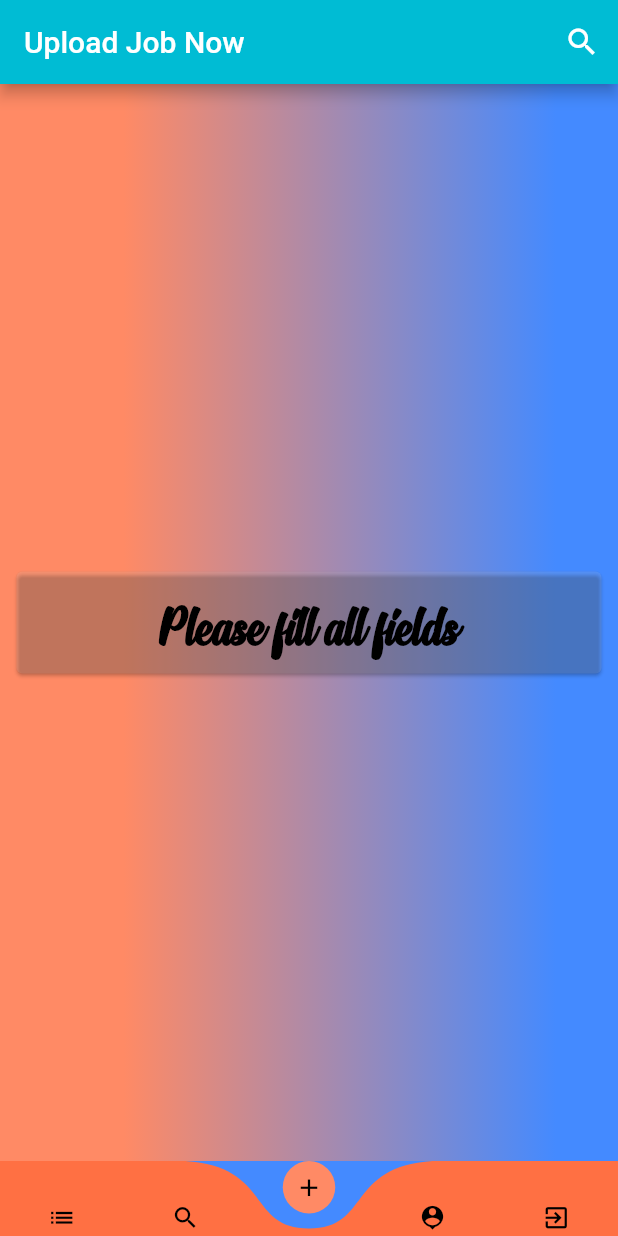
After one commit to NKloos/flutter, a Flutter app: the screen it shows once a user with an empty profile is signed in, item 3 of the bottom bar chosen, after a tap on the "search" icon, on a phone screen of 412 x 824 dp. The commit adds this screen. Run offline on Flutter 3.47's test engine with Material 2 defaults, Android fonts, the phone set to English and light mode, and no system bars; drawn by our look-alikes of curved_navigation_bar; our stand-ins replace cached_network_image, cloud_firestore, firebase_auth, firebase_core, firebase_storage, fluttertoast and 1 more; accounts and stored records are empty; network calls fail.

Commit message:
Add Logout to nav_bar Add profile_company.dart Add upload_job.dart

```diff
--- a/lib/Widgets/bottom_nav_bar.dart
+++ b/lib/Widgets/bottom_nav_bar.dart
@@ -1,5 +1,9 @@
+import 'package:cpd_ss23/Search/profile_company.dart';
 import 'package:cpd_ss23/Search/search_companies.dart';
+import 'package:cpd_ss23/jobs/upload_job.dart';
+import 'package:cpd_ss23/user_state.dart';
 import 'package:curved_navigation_bar/curved_navigation_bar.dart';
+import 'package:firebase_auth/firebase_auth.dart';
 import 'package:flutter/material.dart';
 import '../jobs/jobs_screen.dart';
 
@@ -9,6 +13,60 @@
 
   BottomNavigationBarForApp({required this.indexNum});
 
+  void _logout(context) {
+    final FirebaseAuth _auth = FirebaseAuth.instance;
+
+    showDialog(
+        context: context,
+        builder: (context){
+          return AlertDialog(
+            backgroundColor: Colors.black54,
+            title: const Row(
+              children: [
+                Padding(
+                  padding: EdgeInsets.all(8.0),
+                  child: Icon(
+                    Icons.logout,
+                    color: Colors.white,
+                    size: 36
+                  ),
+                ),
+                Padding(
+                    padding: EdgeInsets.all(8.0),
+                  child: Text(
+                    "Sign Out",
+                    style: TextStyle(color: Colors.white, fontSize: 28),
+                ),
+                ),
+              ],
+            ),
+          content: const Text(
+          "Do you want to Log Out?",
+          style: TextStyle(
+          color: Colors.white, fontSize: 20
+          ),
+          ),
+            actions: [
+              TextButton(
+                onPressed: (){
+                  Navigator.canPop(context) ? Navigator.pop(context) : null;
+                },
+                child: const Text("No", style: TextStyle(color: Colors.green, fontSize: 18),),
+              ),
+              TextButton(
+                onPressed: (){
+                  _auth.signOut();
+                  Navigator.canPop(context) ? Navigator.pop(context) : null;
+                  Navigator.pushReplacement(context, MaterialPageRoute(builder: (_) => UserState()));
+                },
+                child: const Text("Yes", style: TextStyle(color: Colors.green, fontSize: 18),),
+              )
+            ],
+          );
+        }
+        );
+  }
+
   @override
   Widget build(BuildContext context) {
     return CurvedNavigationBar(
@@ -16,9 +74,13 @@
         backgroundColor: Colors.blueAccent,
         buttonBackgroundColor: Colors.deepOrange.shade300,
         height: 50,
+        index: indexNum,
         items: const [
           Icon(Icons.list, size: 19, color: Colors.black,),
-          Icon(Icons.search, size: 19, color: Colors.black,)
+          Icon(Icons.search, size: 19, color: Colors.black,),
+          Icon(Icons.add, size: 19, color: Colors.black,),
+          Icon(Icons.person_pin, size: 19, color: Colors.black,),
+          Icon(Icons.exit_to_app, size: 19, color: Colors.black,),
         ],
       animationDuration: const Duration(
         milliseconds: 300,
@@ -29,6 +91,13 @@
             Navigator.pushReplacement(context, MaterialPageRoute(builder: (_) => JobScreen()));
           } else if (index == 1){
             Navigator.pushReplacement(context, MaterialPageRoute(builder: (_) => AllWorkersScreen()));
+          } else if (index == 2){
+            Navigator.pushReplacement(context, MaterialPageRoute(builder: (_) => UploadJobNow()));
+          } else if (index == 3){
+            Navigator.pushReplacement(context, MaterialPageRoute(builder: (_) => ProfileScreen()));
+          }
+          else if (index == 4){
+            _logout(context);
           }
       },
     );
--- /dev/null
+++ b/lib/jobs/upload_job.dart
@@ -0,0 +1,73 @@
+import 'package:flutter/material.dart';
+
+import '../Widgets/bottom_nav_bar.dart';
+
+class UploadJobNow extends StatefulWidget {
+
+  @override
+  State<UploadJobNow> createState() => _UploadJobNowState();
+}
+
+
+class _UploadJobNowState extends State<UploadJobNow> {
+  @override
+  Widget build(BuildContext context) {
+    return Container(
+      decoration: BoxDecoration(
+          gradient: LinearGradient(
+            colors: [Colors.deepOrange.shade300, Colors.blueAccent],
+            begin: Alignment.centerLeft,
+            end: Alignment.centerRight,
+            stops: const [0.2, 0.9],
+          )
+      ),
+      child: Scaffold(
+        bottomNavigationBar: BottomNavigationBarForApp(indexNum: 2,),
+        backgroundColor: Colors.transparent,
+        appBar: AppBar(
+          backgroundColor: Colors.cyan,
+          title: const Text('Upload Job Now'),
+          actions: [
+            IconButton(
+              icon: const Icon(Icons.search),
+              onPressed: () {
+                // Action when the search icon is clicked
+              },
+            ),
+          ],
+        ),
+        body: const Center(
+          child: Padding(
+            padding: EdgeInsets.all(7.0),
+            child: Card(
+              color: Colors.white10,
+              child: SingleChildScrollView(
+                child: Column(
+                  crossAxisAlignment: CrossAxisAlignment.start,
+                  children: [
+                    SizedBox(height: 10,),
+                    Align(
+                      alignment: Alignment.center,
+                      child: Padding(
+                        padding: EdgeInsets.all(8.0),
+                        child: Text(
+                          "Please fill all fields",
+                          style: TextStyle(
+                            color: Colors.black,
+                            fontSize: 40,
+                            fontWeight: FontWeight.bold,
+                            fontFamily: "Signatra",
+                          ),
+                        ),
+                      ),
+                    )
+                  ],
+                ),
+              ),
+            ),
+          ),
+        ),
+      ),
+    );
+  }
+}
```
Also changed, not shown: lib/Search/profile_company.dart (added, +41 -0 lines).
